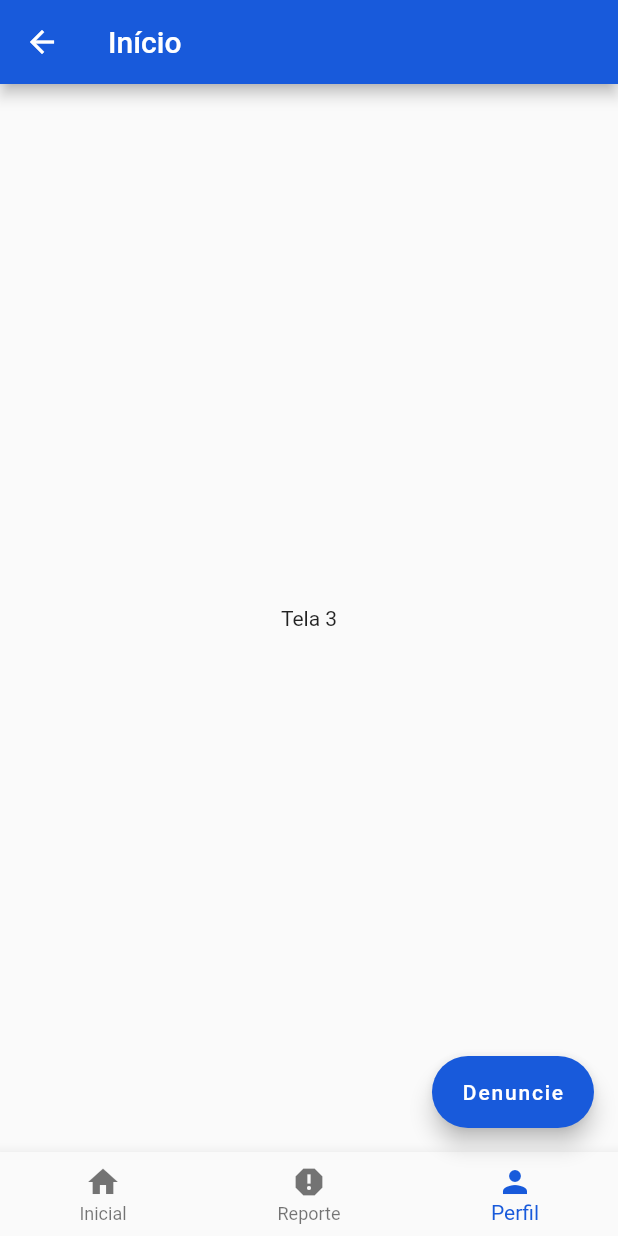
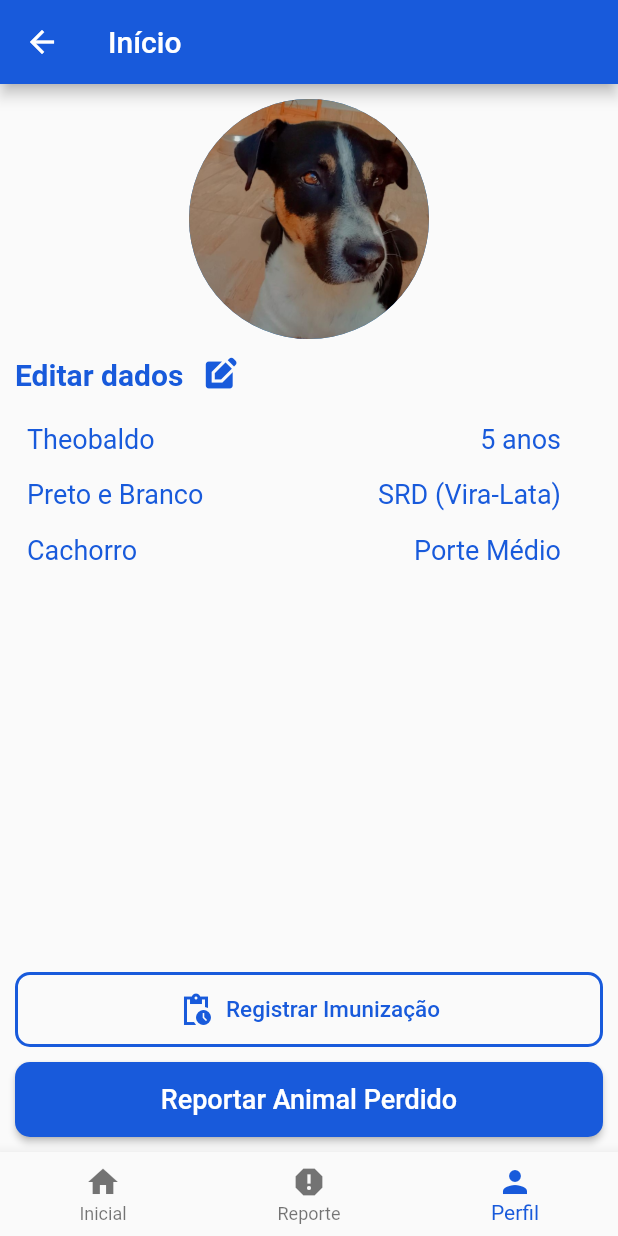
Before and after one commit to jefferson-norberto2/wowpet, a Flutter app: the HomePage screen opened by its route, item 3 of the bottom bar chosen, on a phone screen of 412 x 824 dp. Run offline on Flutter 3.47's test engine with Material 2 defaults, Android fonts, the light colour scheme and no system bars; our stand-ins replace animated_text_kit, flutter_modular, flutter_triple, mask_text_input_formatter.

Commit message:
Feat: Pet Perfil Screen

```diff
--- a/lib/app/modules/home/home_page.dart
+++ b/lib/app/modules/home/home_page.dart
@@ -1,6 +1,7 @@
 import 'package:flutter/material.dart';
 import 'package:flutter_modular/flutter_modular.dart';
 import 'package:flutter_triple/flutter_triple.dart';
+import 'package:wowpet/app/modules/home/register_imunization_screen.dart';
 import '../../config/custom_colors.dart';
 import 'home_store.dart';
 
@@ -15,11 +16,12 @@ class HomePage extends StatefulWidget {
 class HomePageState extends State<HomePage> {
   late final HomeStore store;
   int _selectedIndex = 0;
+  bool _showDenuncie = true;
 
   static const List<Widget> _widgetOptions = <Widget>[
     Text('Tela 1'),
     Text('Tela 2'),
-    Text('Tela 3'),
+    ResgisterImunizationScreen()
   ];
 
   void _onItemTapped(int index) {
@@ -38,6 +40,19 @@ class HomePageState extends State<HomePage> {
   void dispose() {
     Modular.dispose<HomeStore>();
     super.dispose();
+  }
+
+  Widget _buildFloatingActionButton() {
+    return AnimatedSwitcher(
+      duration: const Duration(milliseconds: 200),
+      child: _selectedIndex == 0
+          ? FloatingActionButton.extended(
+              onPressed: () {},
+              label: const Text('Denuncie'),
+              backgroundColor: CustomColors.customPrimaryColor,
+            )
+          : const SizedBox(),
+    );
   }
 
   @override
@@ -83,11 +98,7 @@ class HomePageState extends State<HomePage> {
           child: CircularProgressIndicator(),
         ),
       ),
-      floatingActionButton: FloatingActionButton.extended(
-        backgroundColor: CustomColors.customPrimaryColor,
-        onPressed: () {},
-        label: const Text('Denuncie'),
-      ),
+      floatingActionButton: _buildFloatingActionButton(),
     );
   }
 }
--- /dev/null
+++ b/lib/app/modules/home/register_imunization_screen.dart
@@ -0,0 +1,179 @@
+import 'package:flutter/material.dart';
+import 'package:flutter_modular/flutter_modular.dart';
+
+import '../../config/custom_colors.dart';
+
+class ResgisterImunizationScreen extends StatefulWidget {
+  const ResgisterImunizationScreen({super.key});
+
+  @override
+  State<ResgisterImunizationScreen> createState() =>
+      _ResgisterImunizationScreenState();
+}
+
+class _ResgisterImunizationScreenState
+    extends State<ResgisterImunizationScreen> {
+  @override
+  Widget build(BuildContext context) {
+    return Padding(
+      padding: const EdgeInsets.all(10.0),
+      child: Column(
+        mainAxisSize: MainAxisSize.max,
+        children: [
+          const CircleAvatar(
+            radius: 80,
+            backgroundImage: AssetImage('assets/images/dog_perfil.jpg'),
+          ),
+          Row(
+            children: [
+              Text(
+                'Editar dados',
+                style: TextStyle(
+                    fontSize: 20,
+                    color: CustomColors.customPrimaryColor,
+                    fontWeight: FontWeight.bold),
+              ),
+              IconButton(
+                onPressed: () {},
+                icon: Icon(
+                  Icons.edit_square,
+                  color: CustomColors.customPrimaryColor,
+                ),
+              ),
+            ],
+          ),
+          Padding(
+            padding: const EdgeInsets.all(8.0),
+            child: Row(
+              mainAxisAlignment: MainAxisAlignment.spaceBetween,
+              children: [
+                Text(
+                  'Theobaldo',
+                  style: TextStyle(
+                    fontSize: 18,
+                    color: CustomColors.customPrimaryColor,
+                  ),
+                ),
+                Padding(
+                  padding: const EdgeInsets.only(right: 20.0),
+                  child: Text('5 anos',
+                      style: TextStyle(
+                        fontSize: 18,
+                        color: CustomColors.customPrimaryColor,
+                      )),
+                ),
+              ],
+            ),
+          ),
+          Padding(
+            padding: const EdgeInsets.all(8.0),
+            child: Row(
+              mainAxisAlignment: MainAxisAlignment.spaceBetween,
+              children: [
+                Text(
+                  'Preto e Branco',
+                  style: TextStyle(
+                    fontSize: 18,
+                    color: CustomColors.customPrimaryColor,
+                  ),
+                ),
+                Padding(
+                  padding: const EdgeInsets.only(right: 20.0),
+                  child: Text('SRD (Vira-Lata)',
+                      style: TextStyle(
+                        fontSize: 18,
+                        color: CustomColors.customPrimaryColor,
+                      )),
+                ),
+              ],
+            ),
+          ),
+          Padding(
+            padding: const EdgeInsets.all(8.0),
+            child: Row(
+              mainAxisAlignment: MainAxisAlignment.spaceBetween,
+              children: [
+                Text(
+                  'Cachorro',
+                  style: TextStyle(
+                    fontSize: 18,
+                    color: CustomColors.customPrimaryColor,
+                  ),
+                ),
+                Padding(
+                  padding: const EdgeInsets.only(right: 20.0),
+                  child: Text('Porte Médio',
+                      style: TextStyle(
+                        fontSize: 18,
+                        color: CustomColors.customPrimaryColor,
+                      )),
+                ),
+              ],
+            ),
+          ),
+          Expanded(
+            child: Column(
+              mainAxisAlignment: MainAxisAlignment.end,
+              mainAxisSize: MainAxisSize.max,
+              children: [
+                Padding(
+                  padding: const EdgeInsets.only(top: 50, bottom: 5),
+                  child: SizedBox(
+                    height: 50,
+                    child: OutlinedButton(
+                      onPressed: () {},
+                      style: OutlinedButton.styleFrom(
+                        side: BorderSide(
+                            color: CustomColors.customPrimaryColor, width: 2),
+                        shape: RoundedRectangleBorder(
+                          borderRadius: BorderRadius.circular(10),
+                        ),
+                      ),
+                      child: Row(
+                        mainAxisAlignment: MainAxisAlignment.center,
+                        children: [
+                          Padding(
+                              padding: const EdgeInsets.only(right: 8.0),
+                              child: Icon(Icons.pending_actions_sharp,
+                                  color: CustomColors.customPrimaryColor)),
+                          Text(
+                            'Registrar Imunização',
+                            style: TextStyle(
+                                fontSize: 15,
+                                color: CustomColors.customPrimaryColor),
+                          ),
+                        ],
+                      ),
+                    ),
+                  ),
+                ),
+                Padding(
+                  padding: const EdgeInsets.only(top: 5.0),
+                  child: SizedBox(
+                    height: 50,
+                    width: double.infinity,
+                    child: ElevatedButton(
+                      style: ElevatedButton.styleFrom(
+                        backgroundColor: CustomColors.customPrimaryColor,
+                        shape: RoundedRectangleBorder(
+                          borderRadius: BorderRadius.circular(10),
+                        ),
+                      ),
+                      onPressed: () {},
+                      child: const Text(
+                        'Reportar Animal Perdido',
+                        style: TextStyle(
+                          fontSize: 18,
+                        ),
+                      ),
+                    ),
+                  ),
+                ),
+              ],
+            ),
+          ),
+        ],
+      ),
+    );
+  }
+}
--- a/lib/app/modules/login/pages/register_pet_screen.dart
+++ b/lib/app/modules/login/pages/register_pet_screen.dart
@@ -64,6 +64,24 @@ class _RegisterPetScreenState extends State<RegisterPetScreen> {
                     fontWeight: FontWeight.bold,
                     fontSize: 35,
                   ),
+                ),
+              ),
+            ),
+
+            Padding(
+              padding: const EdgeInsets.all(20.0),
+              child: CircleAvatar(
+                radius: 60,
+                backgroundColor: CustomColors.customPrimaryColor,
+                child: Column(
+                  mainAxisSize: MainAxisSize.min,
+                  children: const [
+                    Icon(Icons.add_a_photo, color: Colors.white),
+                    Text(
+                      'Adicionar Foto',
+                      style: TextStyle(color: Colors.white),
+                    ),
+                  ],
                 ),
               ),
             ),
@@ -188,7 +206,7 @@ class _RegisterPetScreenState extends State<RegisterPetScreen> {
                     ),
                   ),
                   Padding(
-                    padding: const EdgeInsets.only(top: 180.0),
+                    padding: const EdgeInsets.only(top: 20.0),
                     child: SizedBox(
                       height: 50,
                       child: ElevatedButton(
```
Also changed, not shown: assets/images/dog_perfil.jpg (added).
